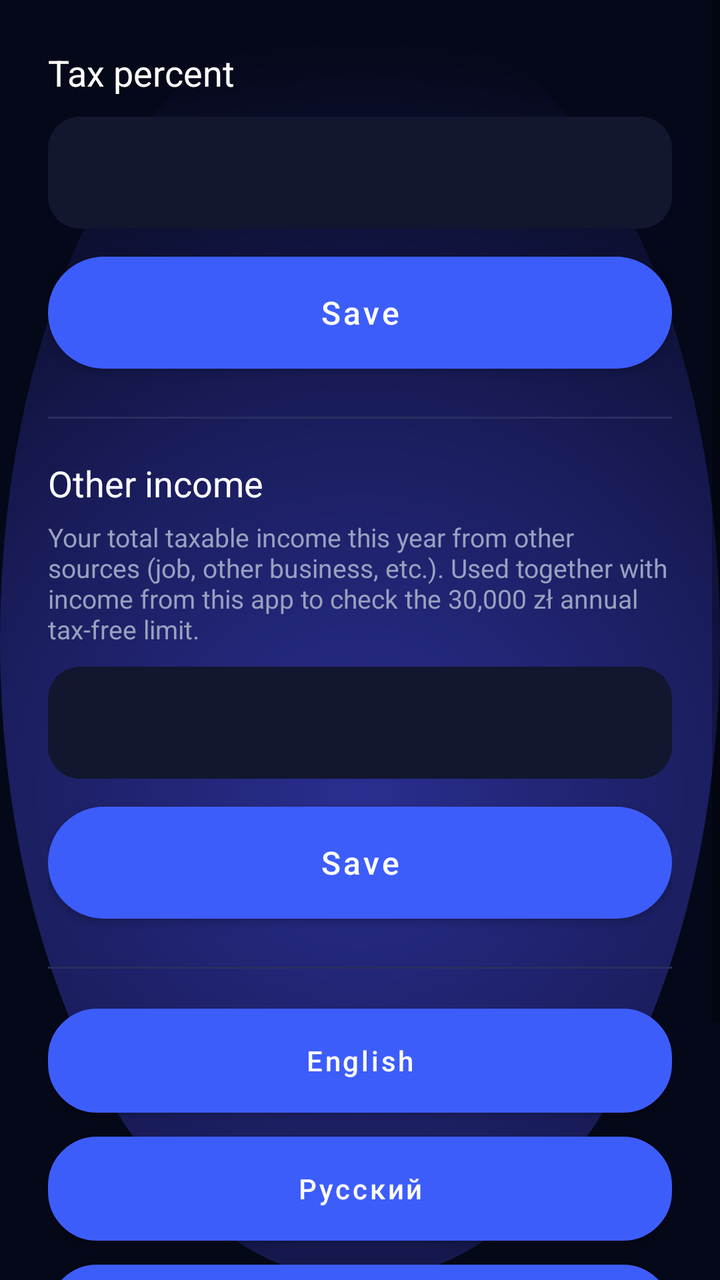
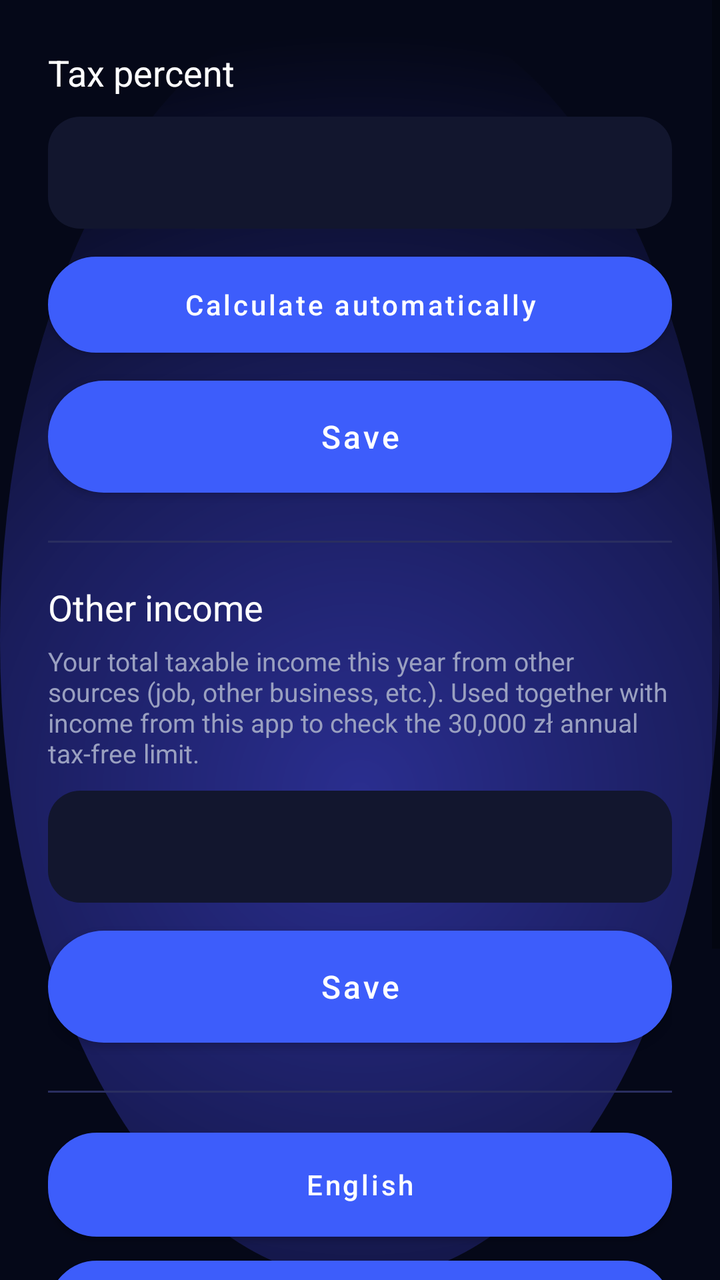

The first picture is an Android layout as it rendered before a commit; the second is the same layout after the commit. The layout source and the unified diff follow.
<!-- AndroidManifest.xml: application theme Theme.FA -->
<!-- res/layout/activity_settings.xml -->
<?xml version="1.0" encoding="utf-8"?>
<ScrollView xmlns:android="http://schemas.android.com/apk/res/android"
    android:layout_width="match_parent" android:layout_height="match_parent"
    android:fillViewport="true">

<LinearLayout
    android:orientation="vertical" android:padding="24dp"
    android:layout_width="match_parent" android:layout_height="wrap_content">

    <TextView android:layout_width="match_parent" android:layout_height="wrap_content"
        android:text="@string/tax_percent" android:textSize="18sp"
        android:textColor="@color/text_primary" android:layout_marginBottom="10dp"/>

    <EditText android:id="@+id/et_tax" android:layout_width="match_parent" android:layout_height="56dp"
        android:background="@drawable/input_field_bg" android:paddingStart="18dp" android:paddingEnd="18dp"
        android:textColor="@color/text_primary" android:inputType="numberDecimal"
        android:layout_marginBottom="14dp"/>

    <Button android:id="@+id/btn_save_tax" android:layout_width="match_parent" android:layout_height="56dp"
        android:text="@string/save" android:textAllCaps="false" android:textSize="16sp"
        android:textColor="@color/text_primary" android:background="@drawable/btn_pill_primary"
        android:layout_marginBottom="24dp"/>

    <View android:layout_width="match_parent" android:layout_height="1dp" android:background="#2A2E60" android:layout_marginBottom="20dp"/>

    <TextView android:id="@+id/tv_other_income_label" android:layout_width="match_parent" android:layout_height="wrap_content"
        android:text="@string/other_income_title" android:textSize="18sp"
        android:textColor="@color/text_primary" android:layout_marginBottom="6dp"/>

    <TextView android:layout_width="match_parent" android:layout_height="wrap_content"
        android:text="@string/other_income_hint" android:textSize="13sp"
        android:textColor="#9AA0C0" android:layout_marginBottom="10dp"/>

    <EditText android:id="@+id/et_other_income" android:layout_width="match_parent" android:layout_height="56dp"
        android:background="@drawable/input_field_bg" android:paddingStart="18dp" android:paddingEnd="18dp"
        android:textColor="@color/text_primary" android:inputType="numberDecimal"
        android:layout_marginBottom="14dp"/>

    <Button android:id="@+id/btn_save_other_income" android:layout_width="match_parent" android:layout_height="56dp"
        android:text="@string/save" android:textAllCaps="false" android:textSize="16sp"
        android:textColor="@color/text_primary" android:background="@drawable/btn_pill_primary"
        android:layout_marginBottom="24dp"/>

    <View android:layout_width="match_parent" android:layout_height="1dp" android:background="#2A2E60" android:layout_marginBottom="20dp"/>

    <Button android:id="@+id/btn_lang_en" android:layout_width="match_parent" android:layout_height="52dp"
        android:text="English" android:textAllCaps="false" android:textColor="@color/text_primary"
        android:background="@drawable/btn_pill_outline" android:layout_marginBottom="12dp"/>
    <Button android:id="@+id/btn_lang_ru" android:layout_width="match_parent" android:layout_height="52dp"
        android:text="Русский" android:textAllCaps="false" android:textColor="@color/text_primary"
        android:background="@drawable/btn_pill_outline" android:layout_marginBottom="12dp"/>
    <Button android:id="@+id/btn_lang_pl" android:layout_width="match_parent" android:layout_height="52dp"
        android:text="Polski" android:textAllCaps="false" android:textColor="@color/text_primary"
        android:background="@drawable/btn_pill_outline"/>


    <View android:layout_width="match_parent" android:layout_height="1dp"
        android:background="#2A2E60" android:layout_marginTop="20dp" android:layout_marginBottom="20dp"/>

    <Button android:id="@+id/btn_about" android:layout_width="match_parent" android:layout_height="52dp"
        android:text="@string/about_app" android:textAllCaps="false" android:textColor="@color/text_primary"
        android:background="@drawable/btn_pill_outline"/>

</LinearLayout>
</ScrollView>
<!-- resources referenced by this layout -->
<resources>
  <color name="text_primary">#FFFFFF</color>
  <!-- drawable btn_pill_outline (drawable) -->
  <?xml version="1.0" encoding="utf-8"?>
  <shape xmlns:android="http://schemas.android.com/apk/res/android" android:shape="rectangle">
      <corners android:radius="24dp" />
      <solid android:color="#1B2050" />
      <stroke android:width="1dp" android:color="#3A4090" />
  </shape>
  <!-- drawable btn_pill_primary (drawable) -->
  <?xml version="1.0" encoding="utf-8"?>
  <shape xmlns:android="http://schemas.android.com/apk/res/android" android:shape="rectangle">
      <corners android:radius="32dp" />
      <gradient
          android:angle="90"
          android:startColor="@color/accent_blue_light"
          android:centerColor="#2246D6"
          android:endColor="@color/accent_blue_dark" />
      <stroke android:width="1dp" android:color="#4D79FF" />
  </shape>
  <!-- drawable input_field_bg (drawable) -->
  <?xml version="1.0" encoding="utf-8"?>
  <shape xmlns:android="http://schemas.android.com/apk/res/android" android:shape="rectangle">
      <corners android:radius="16dp" />
      <solid android:color="@color/card_bg" />
  </shape>
  <string name="about_app">About the app</string>
  <string name="other_income_hint">Your total taxable income this year from other sources (job, other business, etc.). Used together with income from this app to check the 30,000 zł annual tax-free limit.</string>
  <string name="other_income_title">Other income</string>
  <string name="save">Save</string>
  <string name="tax_percent">Tax percent</string>
  <style name="Theme.FA" parent="Theme.MaterialComponents.DayNight.NoActionBar">
          <item name="colorPrimary">@color/accent_blue_light</item>
          <item name="colorPrimaryVariant">@color/accent_blue_dark</item>
          <item name="colorOnPrimary">@color/text_primary</item>
          <item name="colorSecondary">@color/accent_cyan</item>
          <item name="colorSecondaryVariant">@color/accent_blue_dark</item>
          <item name="colorOnSecondary">@color/text_primary</item>
          <item name="android:statusBarColor">@color/bg_top</item>
          <item name="android:windowBackground">@drawable/bg_gradient</item>
          <item name="android:textColorPrimary">@color/text_primary</item>
          <item name="android:textColorHint">@color/text_hint</item>
      </style>
  <color name="accent_blue_light">#3D5DFB</color>
  <color name="accent_blue_dark">#1230A8</color>
  <color name="card_bg">#12162E</color>
  <color name="accent_cyan">#29B6F6</color>
  <color name="bg_top">#050818</color>
  <!-- drawable bg_gradient (drawable) -->
  <?xml version="1.0" encoding="utf-8"?>
  <layer-list xmlns:android="http://schemas.android.com/apk/res/android">
      <item>
          <shape android:shape="rectangle">
              <solid android:color="@color/bg_top" />
          </shape>
      </item>
      <item>
          <shape android:shape="oval">
              <gradient
                  android:type="radial"
                  android:gradientRadius="380dp"
                  android:centerX="0.5"
                  android:centerY="0.62"
                  android:startColor="@color/bg_glow"
                  android:centerColor="#1A1D5C"
                  android:endColor="@color/bg_top" />
          </shape>
      </item>
  </layer-list>
  <color name="text_hint">#6B7094</color>
  <color name="bg_glow">#2A2E8F</color>
</resources>

<!-- the commit's change to res/layout/activity_settings.xml (unified diff, before → after) -->
@@ -14,6 +14,11 @@
     <EditText android:id="@+id/et_tax" android:layout_width="match_parent" android:layout_height="56dp"
         android:background="@drawable/input_field_bg" android:paddingStart="18dp" android:paddingEnd="18dp"
         android:textColor="@color/text_primary" android:inputType="numberDecimal"
+        android:layout_marginBottom="14dp"/>
+
+    <Button android:id="@+id/btn_auto_tax" android:layout_width="match_parent" android:layout_height="48dp"
+        android:text="@string/auto_tax_button" android:textAllCaps="false" android:textSize="14sp"
+        android:textColor="@color/text_primary" android:background="@drawable/btn_pill_outline"
         android:layout_marginBottom="14dp"/>
 
     <Button android:id="@+id/btn_save_tax" android:layout_width="match_parent" android:layout_height="56dp"
<!-- resource entries referenced after the edit -->
@@ -26,6 +26,7 @@
       <solid android:color="@color/card_bg" />
   </shape>
   <string name="about_app">About the app</string>
+  <string name="auto_tax_button">Calculate automatically</string>
   <string name="other_income_hint">Your total taxable income this year from other sources (job, other business, etc.). Used together with income from this app to check the 30,000 zł annual tax-free limit.</string>
   <string name="other_income_title">Other income</string>
   <string name="save">Save</string>
